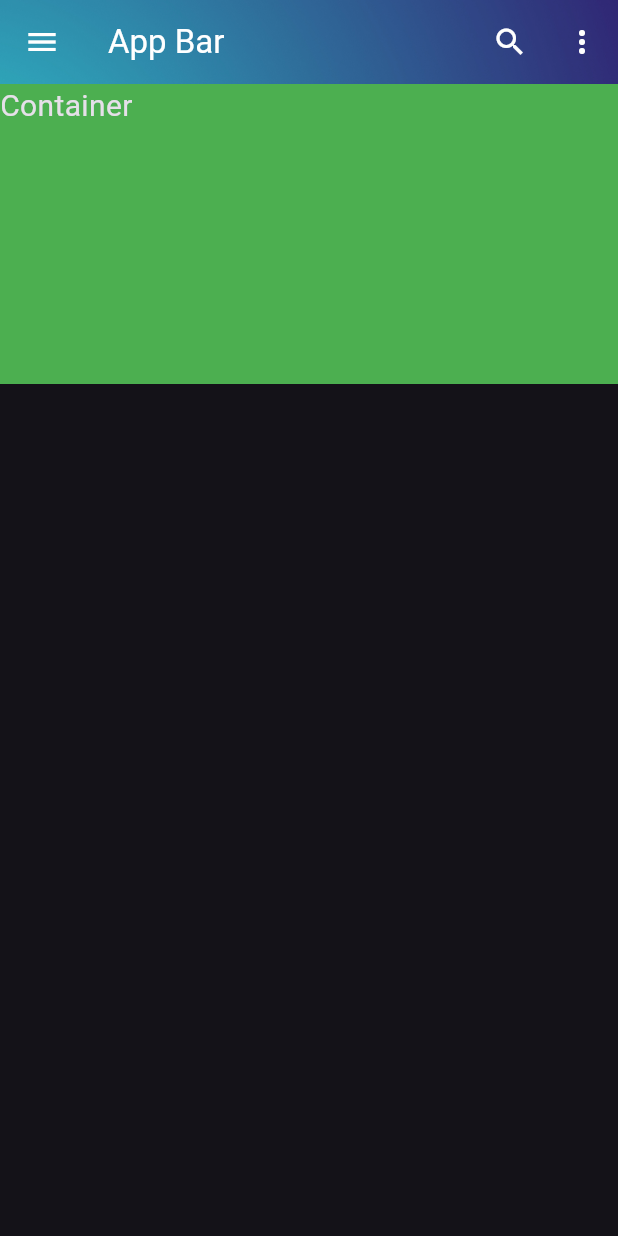
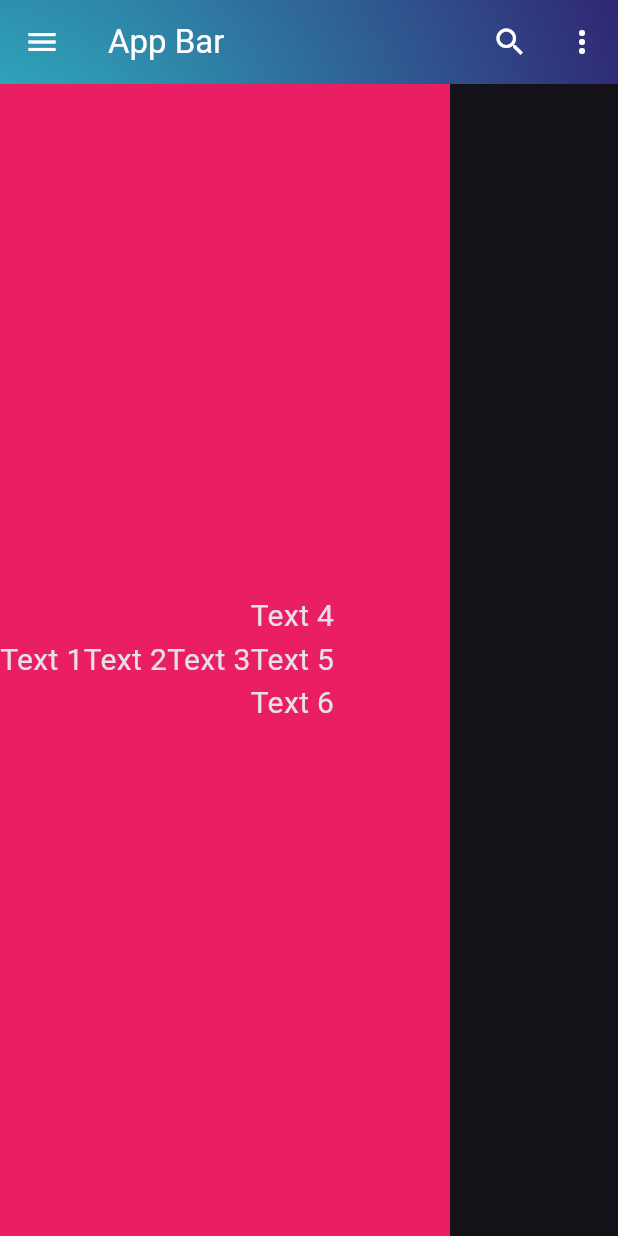
Before and after one commit to RuzbihanZaleek/flutter_demo, a Flutter app: the screen it shows after launch, on a phone screen of 412 x 824 dp. Run offline on Flutter 3.47's test engine with Material 3 defaults, Android fonts, the phone set to English and light mode, and no system bars; our stand-ins replace device_preview.

Commit message:
Row & Column

```diff
--- a/lib/main.dart
+++ b/lib/main.dart
@@ -75,12 +75,24 @@ class MyHomePage extends StatelessWidget {
               Colors.blue, //flexible space will override background color
         ),
         body: Container(
-          color: Colors.green,
-          height: 200.0,
-          width: double.infinity,
-          child: Text(
-            "Container",
-            style: TextStyle(fontSize: 20.0),
+          color: Colors.pink,
+          width: 300.0,
+          child: Row(
+            // mainAxisAlignment: MainAxisAlignment.center,
+            crossAxisAlignment: CrossAxisAlignment.center,
+            children: [
+              Text('Text 1', style: TextStyle(fontSize: 20.0)),
+              Text('Text 2', style: TextStyle(fontSize: 20.0)),
+              Text('Text 3', style: TextStyle(fontSize: 20.0)),
+              Column(
+                mainAxisAlignment: MainAxisAlignment.center,
+                children: [
+                  Text('Text 4', style: TextStyle(fontSize: 20.0)),
+                  Text('Text 5', style: TextStyle(fontSize: 20.0)),
+                  Text('Text 6', style: TextStyle(fontSize: 20.0)),
+                ],
+              )
+            ],
           ),
         ),
       ),
```
